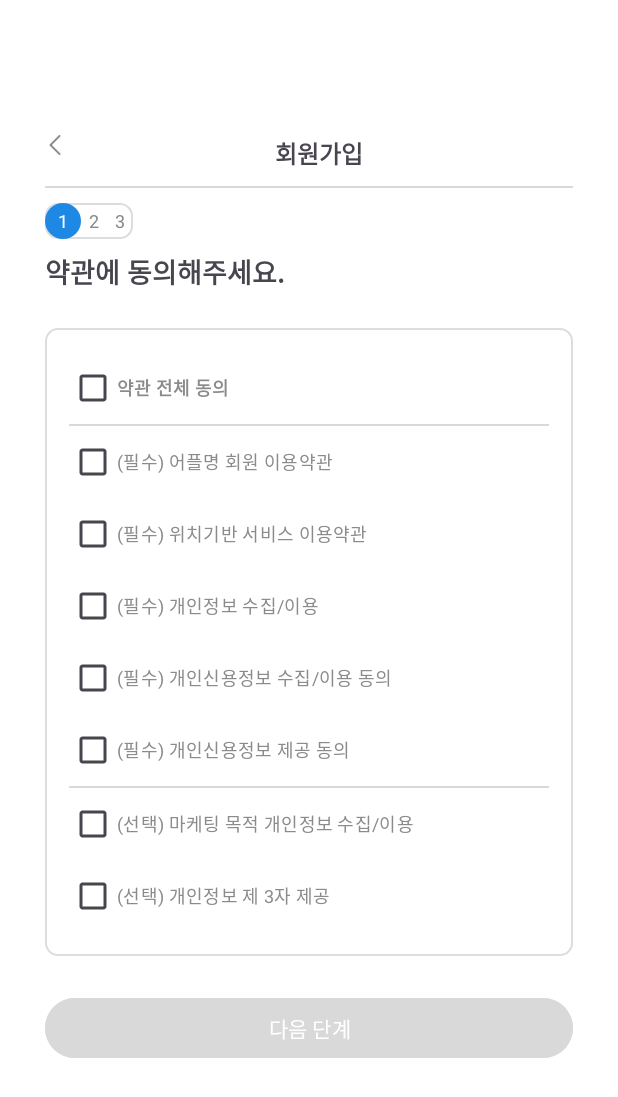
After one commit to MOMOOCZZI/MOMOOCZZI-FE, an Android app: the layout register1.xml on its own in the app's theme, with its tools: preview values and no code run, on a phone screen of 412 x 824 dp. The commit adds this screen. Shown: the top 1097 px of the screen. Run offline under Robolectric (Android 15) with nearby library versions, the phone set to English and light mode, and no system bars.

Commit message:
회원가입 화면 1차구현

```diff
--- /dev/null
+++ b/app/src/main/res/drawable/circle_selected.xml
@@ -0,0 +1,4 @@
+<shape xmlns:android="http://schemas.android.com/apk/res/android"
+    android:shape="oval">
+    <solid android:color="#1E88E5" />
+</shape>
--- /dev/null
+++ b/app/src/main/res/drawable/circle_unselected.xml
@@ -0,0 +1,4 @@
+<shape xmlns:android="http://schemas.android.com/apk/res/android"
+    android:shape="oval">
+    <solid android:color="#E0E0E0" />
+</shape>
--- /dev/null
+++ b/app/src/main/res/drawable/round_border.xml
@@ -0,0 +1,6 @@
+<!-- res/drawable/rounded_border.xml -->
+<shape xmlns:android="http://schemas.android.com/apk/res/android">
+    <solid android:color="#FFFFFF"/>
+    <stroke android:width="1dp" android:color="#DDDDDD"/>
+    <corners android:radius="8dp"/>
+</shape>
--- /dev/null
+++ b/app/src/main/res/layout/register1.xml
@@ -0,0 +1,177 @@
+<?xml version="1.0" encoding="utf-8"?>
+<LinearLayout xmlns:android="http://schemas.android.com/apk/res/android"
+    android:id="@+id/register1"
+    android:layout_width="match_parent"
+    android:layout_height="match_parent"
+    android:background="#FFFFFF"
+    android:gravity="center_horizontal"
+    android:orientation="vertical"
+    android:padding="30dp">
+
+    <LinearLayout
+        android:layout_width="match_parent"
+        android:layout_height="wrap_content"
+        android:layout_marginTop="60dp"
+        android:layout_marginBottom="10dp"
+        android:orientation="horizontal">
+
+        <ImageButton
+            android:id="@+id/backbtn"
+            android:layout_width="13dp"
+            android:layout_height="13dp"
+            android:background="@null"
+            android:scaleType="fitCenter"
+            android:src="@drawable/back_button" />
+
+        <TextView
+            android:layout_width="match_parent"
+            android:layout_height="wrap_content"
+            android:gravity="center"
+            android:text="회원가입"
+            android:textSize="16sp"
+            android:textStyle="bold" />
+
+    </LinearLayout>
+
+    <View
+        android:layout_width="match_parent"
+        android:layout_height="1dp"
+        android:background="#D9D9D9"
+        android:textSize="12sp" />
+
+    <LinearLayout
+        android:layout_width="wrap_content"
+        android:layout_height="wrap_content"
+        android:layout_gravity="left"
+        android:layout_marginTop="10dp"
+        android:layout_marginBottom="8dp"
+        android:background="@drawable/round_border"
+        android:orientation="horizontal">
+
+        <TextView
+            android:layout_width="24dp"
+            android:layout_height="24dp"
+            android:background="@drawable/circle_selected"
+            android:gravity="center"
+            android:text="1"
+            android:textColor="#FFFFFF"
+            android:textSize="12sp" />
+
+        <TextView
+            android:layout_width="wrap_content"
+            android:layout_height="wrap_content"
+            android:text="  2  "
+            android:textColor="#888888"
+            android:textSize="12sp" />
+
+        <TextView
+            android:layout_width="wrap_content"
+            android:layout_height="wrap_content"
+            android:text="  3  "
+            android:textColor="#888888"
+            android:textSize="12sp" />
+    </LinearLayout>
+
+    <TextView
+        android:layout_width="wrap_content"
+        android:layout_height="wrap_content"
+        android:layout_gravity="left"
+        android:layout_marginBottom="24dp"
+        android:text="약관에 동의해주세요."
+        android:textSize="18sp"
+        android:textStyle="bold" />
+
+    <LinearLayout
+        android:layout_width="match_parent"
+        android:layout_height="wrap_content"
+        android:background="@drawable/round_border"
+        android:orientation="vertical"
+        android:padding="16dp">
+
+        <CheckBox
+            android:id="@+id/cbAll"
+            android:layout_width="wrap_content"
+            android:layout_height="wrap_content"
+            android:text="약관 전체 동의"
+            android:textColor="#8B8B8B"
+            android:textSize="12sp"
+            android:textStyle="bold" />
+
+        <View
+            android:layout_width="match_parent"
+            android:layout_height="1dp"
+            android:background="#D9D9D9" />
+
+        <CheckBox
+            android:id="@+id/cb1"
+            android:layout_width="wrap_content"
+            android:layout_height="wrap_content"
+            android:text="(필수) 어플명 회원 이용약관"
+            android:textColor="#8B8B8B"
+            android:textSize="12sp" />
+
+        <CheckBox
+            android:id="@+id/cb2"
+            android:layout_width="wrap_content"
+            android:layout_height="wrap_content"
+            android:text="(필수) 위치기반 서비스 이용약관"
+            android:textColor="#8B8B8B"
+            android:textSize="12sp" />
+
+        <CheckBox
+            android:id="@+id/cb3"
+            android:layout_width="wrap_content"
+            android:layout_height="wrap_content"
+            android:text="(필수) 개인정보 수집/이용"
+            android:textColor="#8B8B8B"
+            android:textSize="12sp" />
+
+        <CheckBox
+            android:id="@+id/cb4"
+            android:layout_width="wrap_content"
+            android:layout_height="wrap_content"
+            android:text="(필수) 개인신용정보 수집/이용 동의"
+            android:textColor="#8B8B8B"
+            android:textSize="12sp" />
+
+        <CheckBox
+            android:id="@+id/cb5"
+            android:layout_width="wrap_content"
+            android:layout_height="wrap_content"
+            android:text="(필수) 개인신용정보 제공 동의"
+            android:textColor="#8B8B8B"
+            android:textSize="12sp" />
+
+        <View
+            android:layout_width="match_parent"
+            android:layout_height="1dp"
+            android:background="#D9D9D9"
+            android:textSize="12sp" />
+
+        <CheckBox
+            android:id="@+id/cb6"
+            android:layout_width="wrap_content"
+            android:layout_height="wrap_content"
+            android:text="(선택) 마케팅 목적 개인정보 수집/이용"
+            android:textColor="#8B8B8B"
+            android:textSize="12sp" />
+
+        <CheckBox
+            android:id="@+id/cb7"
+            android:layout_width="wrap_content"
+            android:layout_height="wrap_content"
+            android:text="(선택) 개인정보 제 3자 제공"
+            android:textColor="#8B8B8B"
+            android:textSize="12sp" />
+    </LinearLayout>
+
+    <Button
+        android:id="@+id/btnNext"
+        android:layout_width="match_parent"
+        android:layout_height="wrap_content"
+        android:layout_marginTop="24dp"
+        android:backgroundTint="#D9D9D9"
+        android:enabled="false"
+        android:text="다음 단계"
+        android:textColor="#FFFFFF" />
+</LinearLayout>
--- a/app/src/main/res/values/colors.xml
+++ b/app/src/main/res/values/colors.xml
@@ -2,4 +2,7 @@
 <resources>
     <color name="black">#FF000000</color>
     <color name="white">#FFFFFFFF</color>
+    <color name="blue">#2E6FF2</color>
+    <color name="gray">#D9D9D9</color>
+
 </resources>
```
Also changed, not shown: app/src/main/java/com/example/momooczzi_fe/Register1.java (added, +93 -0 lines), app/src/main/java/com/example/momooczzi_fe/Register2.java (added, +62 -0 lines), app/src/main/res/drawable/btn_round_border.xml (added, +9 -0 lines), app/src/main/res/layout/register2.xml (added, +153 -0 lines), app/src/main/res/drawable/back_button.png (added).
